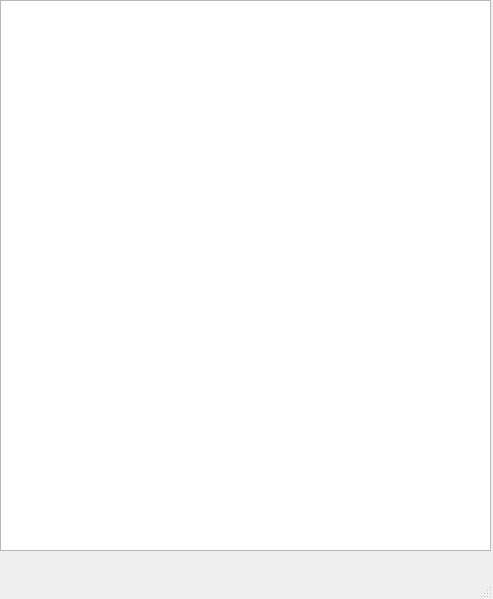
Above: src/uis/treeview.ui from O3PRM/O3PRMEditor before the change. Below: the same form after it.
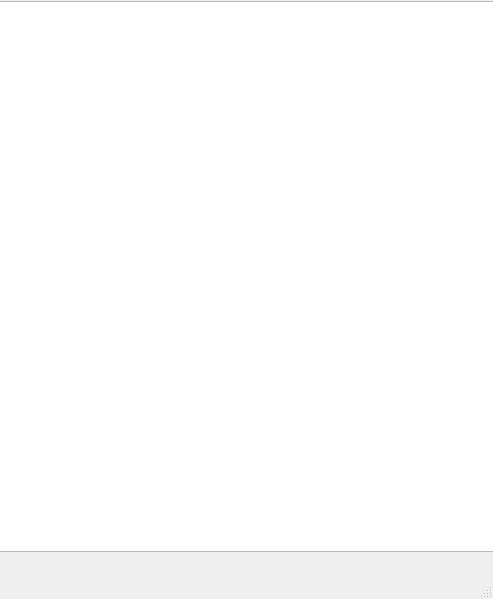
That is the form after the change.

Commit message: Switching to MacOS for debuging.

Diff of the .ui file:
```diff
--- a/src/uis/treeview.ui
+++ b/src/uis/treeview.ui
@@ -28,12 +28,15 @@
    <widget class="QTreeView" name="treeView">
     <property name="geometry">
      <rect>
-      <x>0</x>
-      <y>0</y>
-      <width>491</width>
+      <x>-5</x>
+      <y>1</y>
+      <width>501</width>
       <height>551</height>
      </rect>
     </property>
+    <property name="autoFillBackground">
+     <bool>true</bool>
+    </property>
    </widget>
   </widget>
   <widget class="QMenuBar" name="menubar">
```
Left out of the diff: 11 changed lines with no effect on the pictures. The commit also changes 2 other files.
